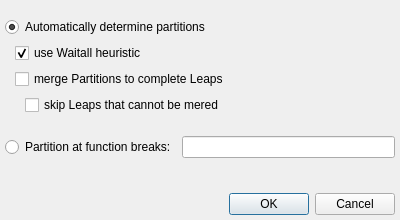
Old version of the form importoptionsdialog.ui in the repository LLNL/ravel.
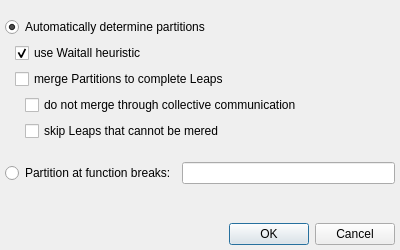
New version of the form.

What changed in the file:
```diff
--- a/importoptionsdialog.ui
+++ b/importoptionsdialog.ui
@@ -10,7 +10,7 @@
     <x>0</x>
     <y>0</y>
     <width>400</width>
-    <height>220</height>
+    <height>250</height>
    </rect>
   </property>
   <property name="windowTitle">
@@ -48,9 +48,6 @@
        </item>
        <item>
         <layout class="QHBoxLayout" name="horizontalLayout_2">
-         <property name="margin">
-          <number>0</number>
-         </property>
          <item>
           <spacer name="horizontalSpacer">
            <property name="orientation">
@@ -86,6 +83,33 @@
              </property>
             </widget>
            </item>
+           <item>
+            <layout class="QHBoxLayout" name="horizontalLayout_4">
+             <item>
+              <spacer name="horizontalSpacer_3">
+               <property name="orientation">
+                <enum>Qt::Horizontal</enum>
+               </property>
+               <property name="sizeType">
+                <enum>QSizePolicy::Fixed</enum>
+               </property>
+               <property name="sizeHint" stdset="0">
+                <size>
+                 <width>10</width>
+                 <height>5</height>
+                </size>
+               </property>
+              </spacer>
+             </item>
+             <item>
+              <widget class="QCheckBox" name="leapCollectiveCheckbox">
+               <property name="text">
+                <string>do not merge through collective communication</string>
+               </property>
+              </widget>
+             </item>
+            </layout>
+           </item>
            <item>
             <layout class="QHBoxLayout" name="horizontalLayout_3">
              <item>
```
Left out of the diff: 11 changed lines with no effect on the pictures.
